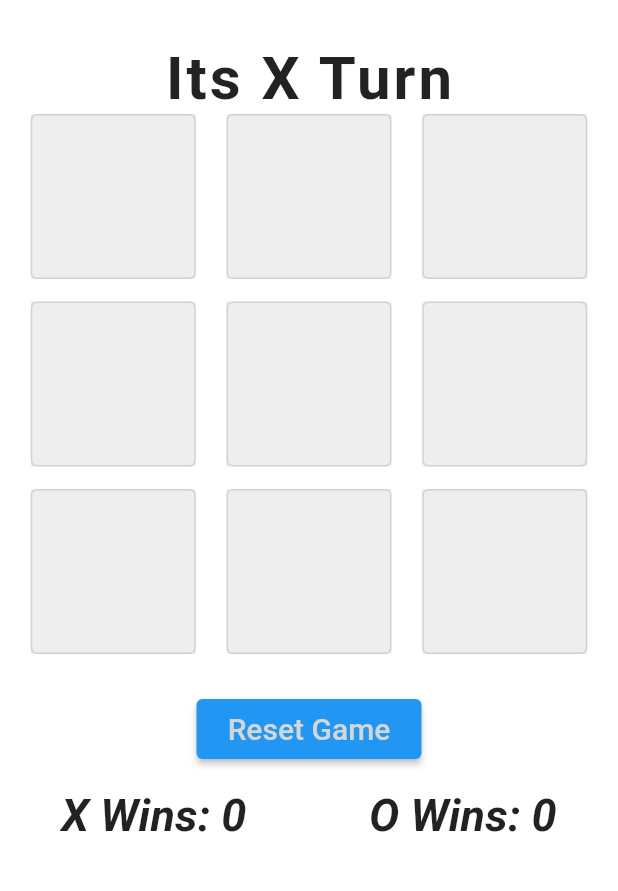
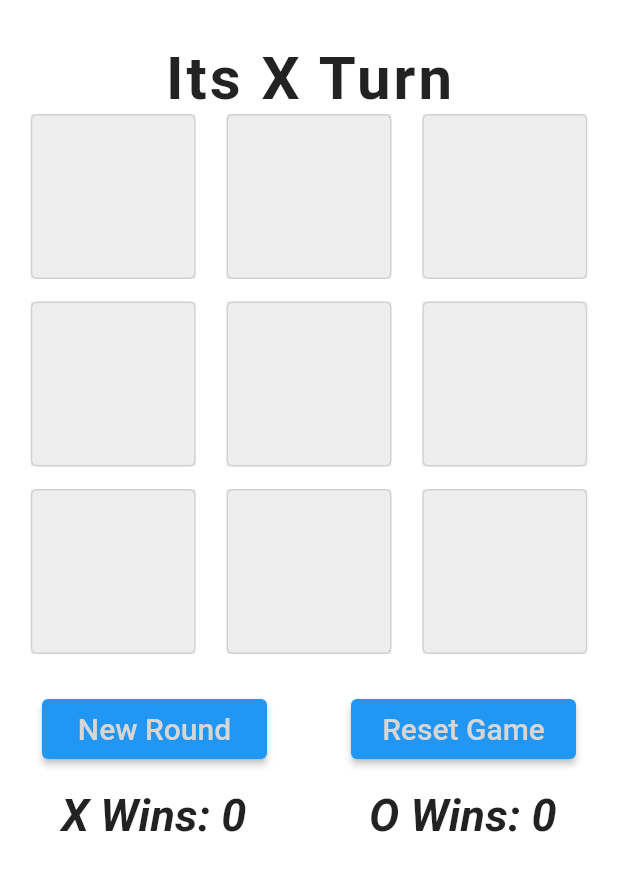
Before and after one commit to JustMax7CB/TicTacToe_Flutter, a Flutter app: the screen it shows after launch, on a phone screen of 412 x 824 dp, the part 84-975 px from its top. Run offline on Flutter 3.47's test engine with Material 2 defaults, Android fonts, the phone set to English and light mode, and no system bars.

Commit message:
deleted some widget classes to store all variables inside one widget class Game

```diff
--- a/lib/BottomText.dart
+++ /dev/null
@@ -1,52 +0,0 @@
-// ignore_for_file: prefer_const_literals_to_create_immutables, prefer_const_constructors
-
-import 'package:flutter/material.dart';
-
-class BottomText extends StatefulWidget {
-  const BottomText({Key? key}) : super(key: key);
-
-  @override
-  State<BottomText> createState() => _BottomTextState();
-}
-
-class _BottomTextState extends State<BottomText> {
-  int X_Wins = 0;
-  int O_Wins = 0;
-
-  @override
-  void initState() {
-    super.initState();
-    X_Wins = 0;
-    O_Wins = 0;
-  }
-
-  @override
-  Widget build(BuildContext context) {
-    return Column(
-      crossAxisAlignment: CrossAxisAlignment.center,
-      children: <Widget>[
-        Row(
-          mainAxisAlignment: MainAxisAlignment.spaceAround,
-          children: <Widget>[
-            Text(
-              "X Wins: 0",
-              style: TextStyle(
-                fontSize: 30,
-                fontStyle: FontStyle.italic,
-                fontWeight: FontWeight.bold,
-              ),
-            ),
-            Text(
-              "O Wins: 0",
-              style: TextStyle(
-                fontSize: 30,
-                fontStyle: FontStyle.italic,
-                fontWeight: FontWeight.bold,
-              ),
-            ),
-          ],
-        ),
-      ],
-    );
-  }
-}
--- a/lib/TopText.dart
+++ /dev/null
@@ -1,24 +0,0 @@
-// ignore_for_file: prefer_const_constructors
-
-import 'package:flutter/material.dart';
-
-class TopText extends StatefulWidget {
-  const TopText({Key? key}) : super(key: key);
-
-  @override
-  State<TopText> createState() => _TopTextState();
-}
-
-class _TopTextState extends State<TopText> {
-  @override
-  Widget build(BuildContext context) {
-    return Text(
-      "Its Turn",
-      style: TextStyle(
-        fontSize: 40,
-        fontWeight: FontWeight.w600,
-        letterSpacing: 2,
-      ),
-    );
-  }
-}
--- a/lib/main.dart
+++ b/lib/main.dart
@@ -3,7 +3,6 @@
 import 'package:flutter/material.dart';
 import 'gameMatrix.dart';
 import 'Cell.dart';
-import 'BottomText.dart';
 
 void main() => runApp(TicTacToe());
 
@@ -33,7 +32,6 @@ class TicTacToeState extends State<TicTacToe> {
                   padding: const EdgeInsets.fromLTRB(0, 14, 0, 20),
                   child: Game(),
                 ),
-                BottomText(),
               ],
             ),
           ),
@@ -53,6 +51,8 @@ class Game extends StatefulWidget {
 class _GameState extends State<Game> {
   List<Cell> Matrix = GameMatrix().getCells();
   String currentPlayer = "X";
+  int X_Wins = 0;
+  int O_Wins = 0;
 
   String getCurrentPlayer() => currentPlayer;
   void setCurrentPlayer(String player) {
@@ -64,7 +64,8 @@ class _GameState extends State<Game> {
   @override
   void initState() {
     super.initState();
-
+    X_Wins = 0;
+    O_Wins = 0;
     for (var i = 0; i < 9; i++) {
       Cell cell = Cell(value: "", bgColor: Colors.grey[200]!);
       Matrix.add(cell);
@@ -87,198 +88,48 @@ class _GameState extends State<Game> {
         Row(
           mainAxisAlignment: MainAxisAlignment.spaceEvenly,
           children: <Widget>[
-            SizedBox(
-              height: 110,
-              width: 110,
-              child: DecoratedBox(
-                decoration: BoxDecoration(
-                  color: Matrix[0].bgColor,
-                ),
-                child: OutlinedButton(
-                  onPressed: () {
-                    Turn(currentPlayer, 0);
-                  },
-                  child: Text(
-                    Matrix[0].value,
-                    style: TextStyle(
-                      fontSize: 90,
-                      color: Colors.white,
-                    ),
-                  ),
-                ),
-              ),
-            ),
-            SizedBox(
-                height: 110,
-                width: 110,
-                child: DecoratedBox(
-                  decoration: BoxDecoration(
-                    color: Matrix[1].bgColor,
-                  ),
-                  child: OutlinedButton(
-                      onPressed: () {
-                        Turn(currentPlayer, 1);
-                      },
-                      child: Text(
-                        Matrix[1].value,
-                        style: TextStyle(
-                          fontSize: 90,
-                          color: Colors.white,
-                        ),
-                      )),
-                )),
-            SizedBox(
-                height: 110,
-                width: 110,
-                child: DecoratedBox(
-                  decoration: BoxDecoration(
-                    color: Matrix[2].bgColor,
-                  ),
-                  child: OutlinedButton(
-                      onPressed: () {
-                        Turn(currentPlayer, 2);
-                      },
-                      child: Text(
-                        Matrix[2].value,
-                        style: TextStyle(
-                          fontSize: 90,
-                          color: Colors.white,
-                        ),
-                      )),
-                )),
+            generateCell(0),
+            generateCell(1),
+            generateCell(2),
           ],
         ),
         SizedBox(height: 15),
         Row(
           mainAxisAlignment: MainAxisAlignment.spaceEvenly,
           children: <Widget>[
-            SizedBox(
-              height: 110,
-              width: 110,
-              child: DecoratedBox(
-                decoration: BoxDecoration(
-                  color: Matrix[3].bgColor,
-                ),
-                child: OutlinedButton(
-                  onPressed: () {
-                    Turn(currentPlayer, 3);
-                  },
-                  child: Text(
-                    Matrix[3].value,
-                    style: TextStyle(
-                      fontSize: 90,
-                      color: Colors.white,
-                    ),
-                  ),
-                ),
-              ),
-            ),
-            SizedBox(
-                height: 110,
-                width: 110,
-                child: DecoratedBox(
-                  decoration: BoxDecoration(
-                    color: Matrix[4].bgColor,
-                  ),
-                  child: OutlinedButton(
-                      onPressed: () {
-                        Turn(currentPlayer, 4);
-                      },
-                      child: Text(
-                        Matrix[4].value,
-                        style: TextStyle(
-                          fontSize: 90,
-                          color: Colors.white,
-                        ),
-                      )),
-                )),
-            SizedBox(
-                height: 110,
-                width: 110,
-                child: DecoratedBox(
-                  decoration: BoxDecoration(
-                    color: Matrix[5].bgColor,
-                  ),
-                  child: OutlinedButton(
-                      onPressed: () {
-                        Turn(currentPlayer, 5);
-                      },
-                      child: Text(
-                        Matrix[5].value,
-                        style: TextStyle(
-                          fontSize: 90,
-                          color: Colors.white,
-                        ),
-                      )),
-                )),
+            generateCell(3),
+            generateCell(4),
+            generateCell(5),
           ],
         ),
         SizedBox(height: 15),
         Row(
           mainAxisAlignment: MainAxisAlignment.spaceEvenly,
           children: <Widget>[
+            generateCell(6),
+            generateCell(7),
+            generateCell(8),
+          ],
+        ),
+        SizedBox(height: 30),
+        Row(
+          mainAxisAlignment: MainAxisAlignment.spaceAround,
+          children: <Widget>[
             SizedBox(
-              height: 110,
-              width: 110,
-              child: DecoratedBox(
-                decoration: BoxDecoration(
-                  color: Matrix[6].bgColor,
-                ),
-                child: OutlinedButton(
-                  onPressed: () {
-                    Turn(currentPlayer, 6);
-                  },
+              width: 150,
+              height: 40,
+              child: ElevatedButton(
+                onPressed: newRound,
                 child: Text(
-                    Matrix[6].value,
+                  "New Round",
                   style: TextStyle(
-                      fontSize: 90,
-                      color: Colors.white,
+                    fontSize: 20,
+                    fontWeight: FontWeight.w500,
+                    color: Colors.grey[350],
                   ),
                 ),
               ),
             ),
-            ),
-            SizedBox(
-                height: 110,
-                width: 110,
-                child: DecoratedBox(
-                  decoration: BoxDecoration(
-                    color: Matrix[7].bgColor,
-                  ),
-                  child: OutlinedButton(
-                      onPressed: () {
-                        Turn(currentPlayer, 7);
-                      },
-                      child: Text(
-                        Matrix[7].value,
-                        style: TextStyle(
-                          fontSize: 90,
-                          color: Colors.white,
-                        ),
-                      )),
-                )),
-            SizedBox(
-                height: 110,
-                width: 110,
-                child: DecoratedBox(
-                  decoration: BoxDecoration(
-                    color: Matrix[8].bgColor,
-                  ),
-                  child: OutlinedButton(
-                      onPressed: () {
-                        Turn(currentPlayer, 8);
-                      },
-                      child: Text(
-                        Matrix[8].value,
-                        style: TextStyle(
-                          fontSize: 90,
-                          color: Colors.white,
-                        ),
-                      )),
-                )),
-          ],
-        ),
-        SizedBox(height: 30),
             SizedBox(
               width: 150,
               height: 40,
@@ -295,16 +146,83 @@ class _GameState extends State<Game> {
               ),
             ),
           ],
+        ),
+        Padding(
+          padding: EdgeInsets.fromLTRB(0, 20, 0, 5),
+          child: BottomText(),
+        )
+      ],
     );
   }
 
-  void resetGame() {
+  Column BottomText() {
+    return Column(
+      crossAxisAlignment: CrossAxisAlignment.center,
+      children: <Widget>[
+        Row(
+          mainAxisAlignment: MainAxisAlignment.spaceAround,
+          children: <Widget>[
+            Text(
+              "X Wins: $X_Wins",
+              style: TextStyle(
+                fontSize: 30,
+                fontStyle: FontStyle.italic,
+                fontWeight: FontWeight.bold,
+              ),
+            ),
+            Text(
+              "O Wins: $O_Wins",
+              style: TextStyle(
+                fontSize: 30,
+                fontStyle: FontStyle.italic,
+                fontWeight: FontWeight.bold,
+              ),
+            ),
+          ],
+        ),
+      ],
+    );
+  }
+
+  SizedBox generateCell(int index) {
+    return SizedBox(
+      height: 110,
+      width: 110,
+      child: DecoratedBox(
+        decoration: BoxDecoration(
+          color: Matrix[index].bgColor,
+        ),
+        child: OutlinedButton(
+          onPressed: () {
+            Turn(currentPlayer, index);
+          },
+          child: Text(
+            Matrix[index].value,
+            style: TextStyle(
+              fontSize: 90,
+              color: Colors.white,
+            ),
+          ),
+        ),
+      ),
+    );
+  }
+
+  void newRound() {
     setState(() {
       for (var i = 0; i < Matrix.length; i++) {
         Matrix[i].value = "";
         Matrix[i].bgColor = Colors.grey[200]!;
         currentPlayer = "X";
       }
+    });
+  }
+
+  void resetGame() {
+    newRound();
+    setState(() {
+      X_Wins = 0;
+      O_Wins = 0;
     });
   }
 
@@ -338,10 +256,15 @@ class _GameState extends State<Game> {
       if (mat[indexes[0]].value == player &&
           mat[indexes[1]].value == player &&
           mat[indexes[2]].value == player) {
-        print("$player is the winner");
-        Future.delayed(Duration(seconds: 1), () {
-          resetGame();
+        endAlert(context, "Win", player);
+        setState(() {
+          if (player == "X") {
+            X_Wins++;
+          } else {
+            O_Wins++;
+          }
         });
+
         return;
       }
     }
@@ -352,10 +275,35 @@ class _GameState extends State<Game> {
       }
     }
     if (DrawFlag) {
-      print("Its a Draw!!");
-      Future.delayed(Duration(seconds: 1), () {
-        resetGame();
-      });
+      endAlert(context, "Draw", null);
     }
   }
+
+  endAlert(BuildContext context, String status, String? winner) {
+    Widget okButton = FlatButton(
+        child: Text("OK"),
+        onPressed: () {
+          Navigator.of(context).pop();
+          Future.delayed(Duration(seconds: 1), () {
+            newRound();
+          });
+        });
+
+    AlertDialog alert = AlertDialog(
+      title: status == "Win" ? Text("There is a Winner!") : Text("Draw!"),
+      content: status == "Win"
+          ? Text("$winner is the winner of this Round")
+          : Text("Game ended by Draw"),
+      actions: [
+        okButton,
+      ],
+    );
+
+    showDialog(
+      context: context,
+      builder: (BuildContext context) {
+        return alert;
+      },
+    );
   }
+}
```
Lines whose indentation alone changed are shown as unchanged.
